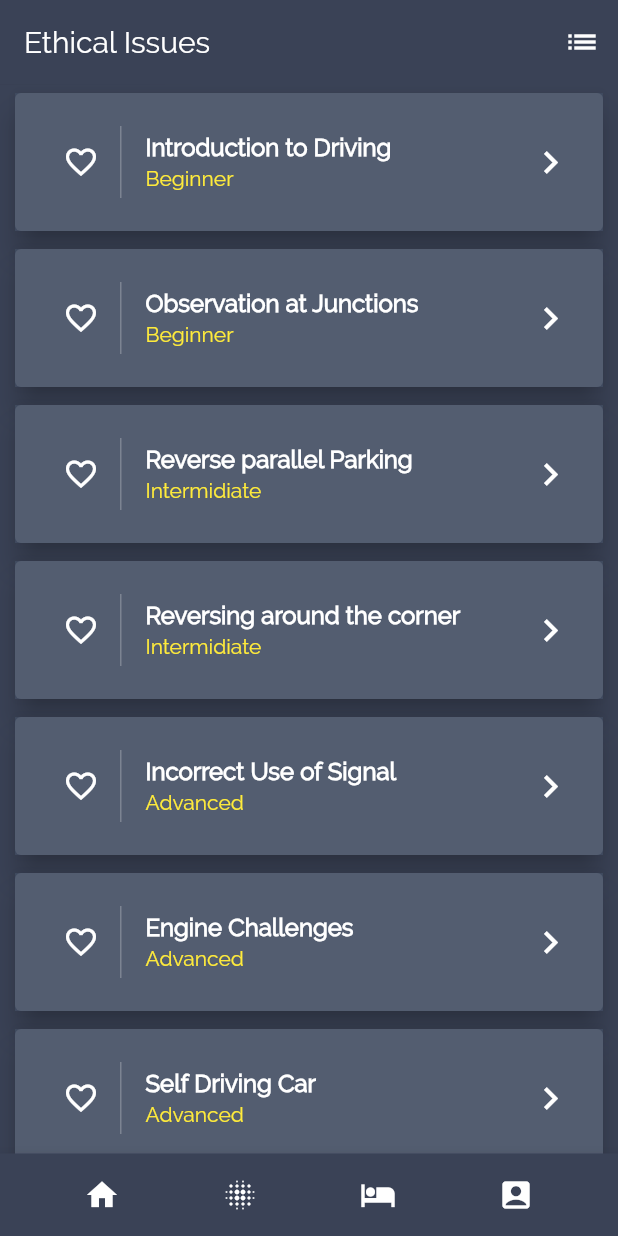
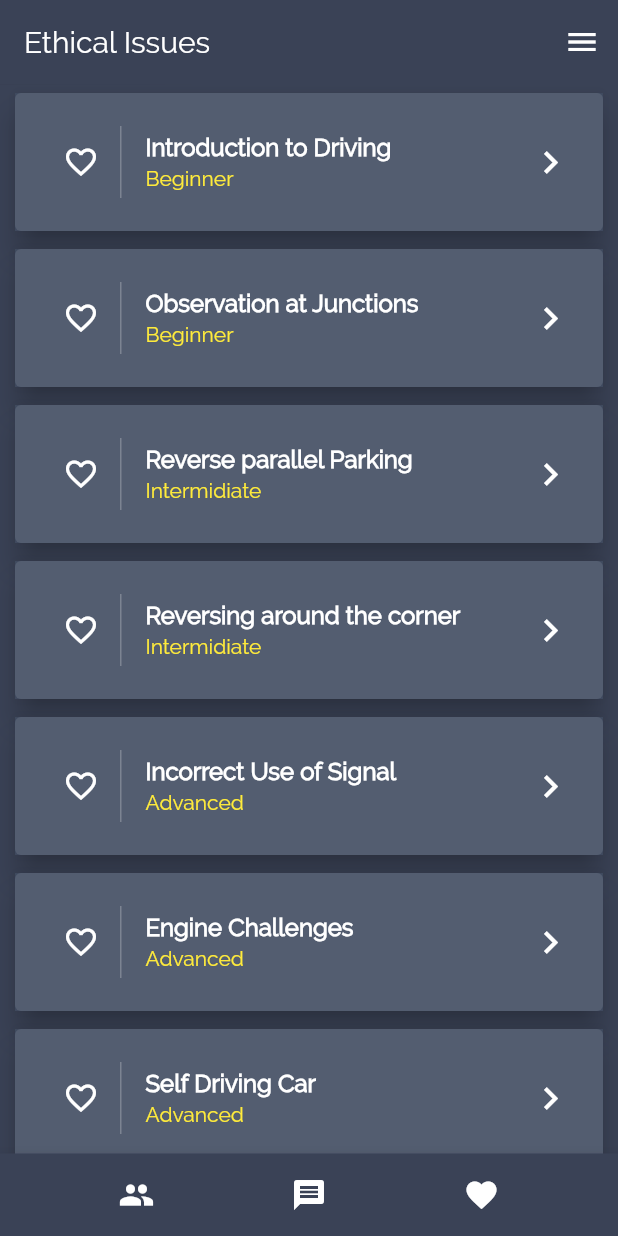
Before and after one commit to choyi0521/CS489_project, a Flutter app: the screen it shows after launch, on a phone screen of 412 x 824 dp. Run offline on Flutter 3.47's test engine with Material 2 defaults, Android fonts, the phone set to English and light mode, and no system bars.

Commit message:
Update main.dart

```diff
--- a/flutter_app/lib/main.dart
+++ b/flutter_app/lib/main.dart
@@ -107,19 +107,15 @@ class _ListPageState extends State<ListPage> {
           mainAxisAlignment: MainAxisAlignment.spaceEvenly,
           children: <Widget>[
             IconButton(
-              icon: Icon(Icons.home, color: Colors.white),
+              icon: Icon(Icons.people, color: Colors.white),
               onPressed: () {},
             ),
             IconButton(
-              icon: Icon(Icons.blur_on, color: Colors.white),
+              icon: Icon(Icons.message, color: Colors.white),
               onPressed: () {},
             ),
             IconButton(
-              icon: Icon(Icons.hotel, color: Colors.white),
-              onPressed: () {},
-            ),
-            IconButton(
-              icon: Icon(Icons.account_box, color: Colors.white),
+              icon: Icon(Icons.favorite, color: Colors.white),
               onPressed: () {},
             )
           ],
@@ -132,7 +128,7 @@ class _ListPageState extends State<ListPage> {
       title: Text(widget.title),
       actions: <Widget>[
         IconButton(
-          icon: Icon(Icons.list),
+          icon: Icon(Icons.menu),
           onPressed: () {},
         )
       ],
```
